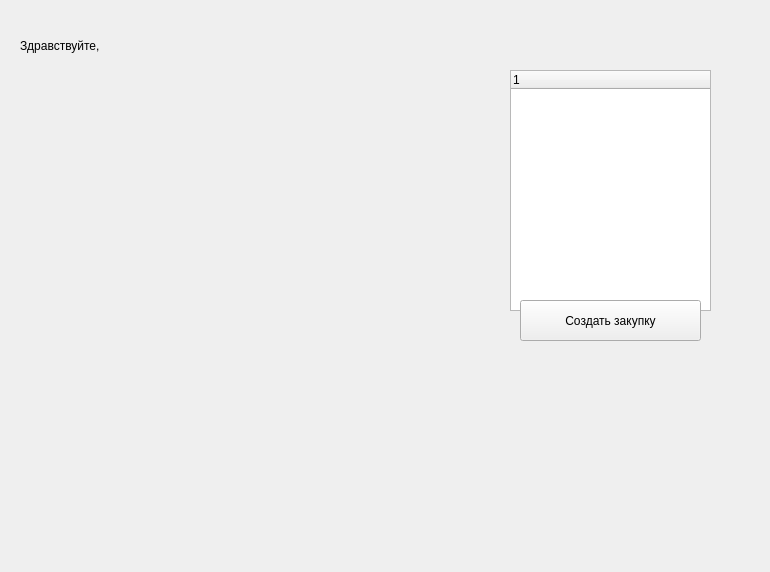
Old version of the form form/clientwindow.ui in the repository glimb-developers-team/Glimb.
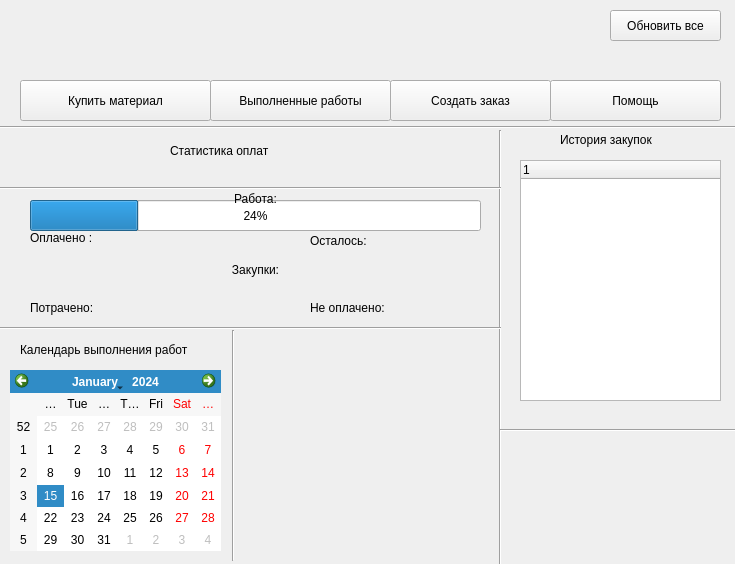
New version of the form.

```diff
--- a/form/clientwindow.ui
+++ b/form/clientwindow.ui
@@ -6,8 +6,8 @@
    <rect>
     <x>0</x>
     <y>0</y>
-    <width>770</width>
-    <height>572</height>
+    <width>735</width>
+    <height>564</height>
    </rect>
   </property>
   <property name="windowTitle">
@@ -16,7 +16,7 @@
   <widget class="QLabel" name="label_FIO">
    <property name="geometry">
     <rect>
-     <x>150</x>
+     <x>160</x>
      <y>30</y>
      <width>611</width>
      <height>31</height>
@@ -29,45 +29,309 @@
     <string/>
    </property>
   </widget>
-  <widget class="QLabel" name="label">
-   <property name="geometry">
-    <rect>
-     <x>20</x>
-     <y>30</y>
-     <width>121</width>
-     <height>31</height>
-    </rect>
-   </property>
-   <property name="styleSheet">
-    <string notr="true">font: 18pt &quot;.SF NS Text&quot;;</string>
-   </property>
-   <property name="text">
-    <string>Здравствуйте,</string>
-   </property>
-  </widget>
   <widget class="QPushButton" name="but">
    <property name="geometry">
     <rect>
+     <x>20</x>
+     <y>80</y>
+     <width>191</width>
+     <height>41</height>
+    </rect>
+   </property>
+   <property name="text">
+    <string>Купить материал</string>
+   </property>
+  </widget>
+  <widget class="QTreeWidget" name="orderTree">
+   <property name="geometry">
+    <rect>
      <x>520</x>
-     <y>300</y>
-     <width>181</width>
-     <height>41</height>
-    </rect>
-   </property>
-   <property name="text">
-    <string>Создать закупку</string>
-   </property>
-  </widget>
-  <widget class="QTreeWidget" name="treeWidget">
-   <property name="geometry">
-    <rect>
-     <x>510</x>
-     <y>70</y>
+     <y>160</y>
      <width>201</width>
      <height>241</height>
     </rect>
    </property>
   </widget>
+  <widget class="QPushButton" name="pushButton">
+   <property name="geometry">
+    <rect>
+     <x>610</x>
+     <y>10</y>
+     <width>111</width>
+     <height>31</height>
+    </rect>
+   </property>
+   <property name="text">
+    <string>Обновить все</string>
+   </property>
+  </widget>
+  <widget class="QPushButton" name="pushButton_2">
+   <property name="geometry">
+    <rect>
+     <x>550</x>
+     <y>80</y>
+     <width>171</width>
+     <height>41</height>
+    </rect>
+   </property>
+   <property name="text">
+    <string>Помощь</string>
+   </property>
+  </widget>
+  <widget class="QPushButton" name="pushButton_3">
+   <property name="geometry">
+    <rect>
+     <x>210</x>
+     <y>80</y>
+     <width>181</width>
+     <height>41</height>
+    </rect>
+   </property>
+   <property name="text">
+    <string>Выполненные работы</string>
+   </property>
+  </widget>
+  <widget class="QPushButton" name="pushButton_4">
+   <property name="geometry">
+    <rect>
+     <x>390</x>
+     <y>80</y>
+     <width>161</width>
+     <height>41</height>
+    </rect>
+   </property>
+   <property name="text">
+    <string>Создать заказ</string>
+   </property>
+  </widget>
+  <widget class="QLabel" name="label_3">
+   <property name="geometry">
+    <rect>
+     <x>560</x>
+     <y>130</y>
+     <width>111</width>
+     <height>20</height>
+    </rect>
+   </property>
+   <property name="text">
+    <string>История закупок</string>
+   </property>
+  </widget>
+  <widget class="Line" name="line">
+   <property name="geometry">
+    <rect>
+     <x>0</x>
+     <y>120</y>
+     <width>741</width>
+     <height>15</height>
+    </rect>
+   </property>
+   <property name="orientation">
+    <enum>Qt::Horizontal</enum>
+   </property>
+  </widget>
+  <widget class="Line" name="line_2">
+   <property name="geometry">
+    <rect>
+     <x>490</x>
+     <y>130</y>
+     <width>20</width>
+     <height>441</height>
+    </rect>
+   </property>
+   <property name="orientation">
+    <enum>Qt::Vertical</enum>
+   </property>
+  </widget>
+  <widget class="Line" name="line_3">
+   <property name="geometry">
+    <rect>
+     <x>500</x>
+     <y>420</y>
+     <width>251</width>
+     <height>20</height>
+    </rect>
+   </property>
+   <property name="orientation">
+    <enum>Qt::Horizontal</enum>
+   </property>
+  </widget>
+  <widget class="QLabel" name="label_2">
+   <property name="geometry">
+    <rect>
+     <x>170</x>
+     <y>130</y>
+     <width>161</width>
+     <height>41</height>
+    </rect>
+   </property>
+   <property name="styleSheet">
+    <string notr="true">font: 18pt &quot;.SF NS Text&quot;;</string>
+   </property>
+   <property name="text">
+    <string>Статистика оплат</string>
+   </property>
+  </widget>
+  <widget class="QProgressBar" name="progressBar">
+   <property name="geometry">
+    <rect>
+     <x>30</x>
+     <y>200</y>
+     <width>451</width>
+     <height>31</height>
+    </rect>
+   </property>
+   <property name="value">
+    <number>24</number>
+   </property>
+  </widget>
+  <widget class="QLabel" name="label_4">
+   <property name="geometry">
+    <rect>
+     <x>230</x>
+     <y>189</y>
+     <width>51</width>
+     <height>21</height>
+    </rect>
+   </property>
+   <property name="styleSheet">
+    <string notr="true">font: 75 16pt &quot;Times&quot;;</string>
+   </property>
+   <property name="text">
+    <string>&lt;html&gt;&lt;head/&gt;&lt;body&gt;&lt;p align=&quot;center&quot;&gt;Работа:&lt;/p&gt;&lt;/body&gt;&lt;/html&gt;</string>
+   </property>
+  </widget>
+  <widget class="QLabel" name="label_5">
+   <property name="geometry">
+    <rect>
+     <x>30</x>
+     <y>230</y>
+     <width>71</width>
+     <height>16</height>
+    </rect>
+   </property>
+   <property name="text">
+    <string>Оплачено :</string>
+   </property>
+  </widget>
+  <widget class="QCalendarWidget" name="calendarWidget">
+   <property name="geometry">
+    <rect>
+     <x>10</x>
+     <y>370</y>
+     <width>211</width>
+     <height>181</height>
+    </rect>
+   </property>
+  </widget>
+  <widget class="Line" name="line_4">
+   <property name="geometry">
+    <rect>
+     <x>0</x>
+     <y>320</y>
+     <width>501</width>
+     <height>16</height>
+    </rect>
+   </property>
+   <property name="orientation">
+    <enum>Qt::Horizontal</enum>
+   </property>
+  </widget>
+  <widget class="Line" name="line_5">
+   <property name="geometry">
+    <rect>
+     <x>223</x>
+     <y>330</y>
+     <width>20</width>
+     <height>231</height>
+    </rect>
+   </property>
+   <property name="orientation">
+    <enum>Qt::Vertical</enum>
+   </property>
+  </widget>
+  <widget class="QLabel" name="label_6">
+   <property name="geometry">
+    <rect>
+     <x>220</x>
+     <y>260</y>
+     <width>71</width>
+     <height>20</height>
+    </rect>
+   </property>
+   <property name="styleSheet">
+    <string notr="true">font: 75 16pt &quot;Times&quot;;
+</string>
+   </property>
+   <property name="text">
+    <string>&lt;html&gt;&lt;head/&gt;&lt;body&gt;&lt;p align=&quot;center&quot;&gt;Закупки:&lt;/p&gt;&lt;/body&gt;&lt;/html&gt;</string>
+   </property>
+  </widget>
+  <widget class="QLabel" name="label_7">
+   <property name="geometry">
+    <rect>
+     <x>310</x>
+     <y>230</y>
+     <width>71</width>
+     <height>21</height>
+    </rect>
+   </property>
+   <property name="text">
+    <string>Осталось:</string>
+   </property>
+  </widget>
+  <widget class="Line" name="line_7">
+   <property name="geometry">
+    <rect>
+     <x>0</x>
+     <y>180</y>
+     <width>501</width>
+     <height>16</height>
+    </rect>
+   </property>
+   <property name="orientation">
+    <enum>Qt::Horizontal</enum>
+   </property>
+  </widget>
+  <widget class="QLabel" name="label_8">
+   <property name="geometry">
+    <rect>
+     <x>30</x>
+     <y>300</y>
+     <width>81</width>
+     <height>16</height>
+    </rect>
+   </property>
+   <property name="text">
+    <string>Потрачено:</string>
+   </property>
+  </widget>
+  <widget class="QLabel" name="label_9">
+   <property name="geometry">
+    <rect>
+     <x>310</x>
+     <y>300</y>
+     <width>91</width>
+     <height>16</height>
+    </rect>
+   </property>
+   <property name="text">
+    <string>Не оплачено:</string>
+   </property>
+  </widget>
+  <widget class="QLabel" name="label_10">
+   <property name="geometry">
+    <rect>
+     <x>20</x>
+     <y>340</y>
+     <width>201</width>
+     <height>20</height>
+    </rect>
+   </property>
+   <property name="text">
+    <string>Календарь выполнения работ</string>
+   </property>
+  </widget>
   <zorder>label_FIO</zorder>
   <zorder>label</zorder>
   <zorder>treeWidget</zorder>
```
Left out of the diff: 24 changed lines with no effect on the pictures.
